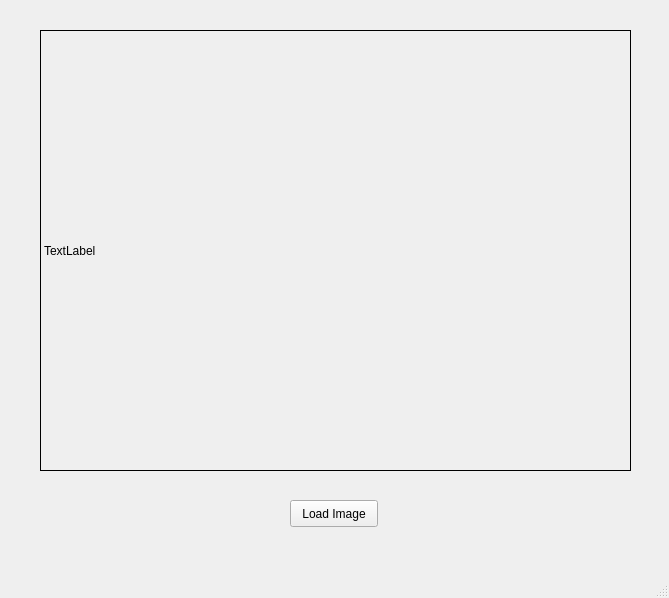
This is Module A1-A8/A2/A2.ui in Itsjustrell/Digital-Image-Processing as Qt 5 draws it before an edit. The edited form follows.
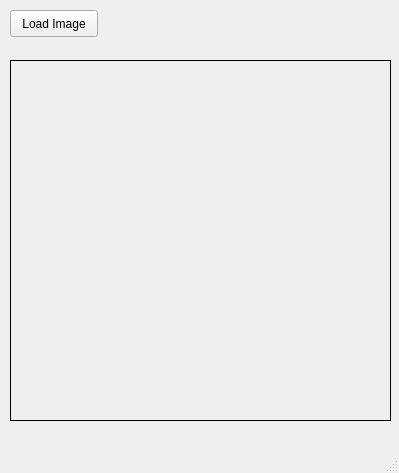
This is the edited form.

What changed in the file:
```diff
--- a/Module A1-A8/A2/A2.ui
+++ b/Module A1-A8/A2/A2.ui
@@ -6,8 +6,8 @@
    <rect>
     <x>0</x>
     <y>0</y>
-    <width>669</width>
-    <height>598</height>
+    <width>399</width>
+    <height>473</height>
    </rect>
   </property>
   <property name="windowTitle">
@@ -17,24 +17,24 @@
    <widget class="QLabel" name="imglabel">
     <property name="geometry">
      <rect>
-      <x>40</x>
-      <y>30</y>
-      <width>591</width>
-      <height>441</height>
+      <x>10</x>
+      <y>60</y>
+      <width>381</width>
+      <height>361</height>
      </rect>
     </property>
     <property name="frameShape">
      <enum>QFrame::Box</enum>
     </property>
     <property name="text">
-     <string>TextLabel</string>
+     <string/>
     </property>
    </widget>
    <widget class="QPushButton" name="loadbutton">
     <property name="geometry">
      <rect>
-      <x>290</x>
-      <y>500</y>
+      <x>10</x>
+      <y>10</y>
       <width>88</width>
       <height>27</height>
      </rect>
```
Left out of the diff: 54 changed lines with no effect on the pictures.
